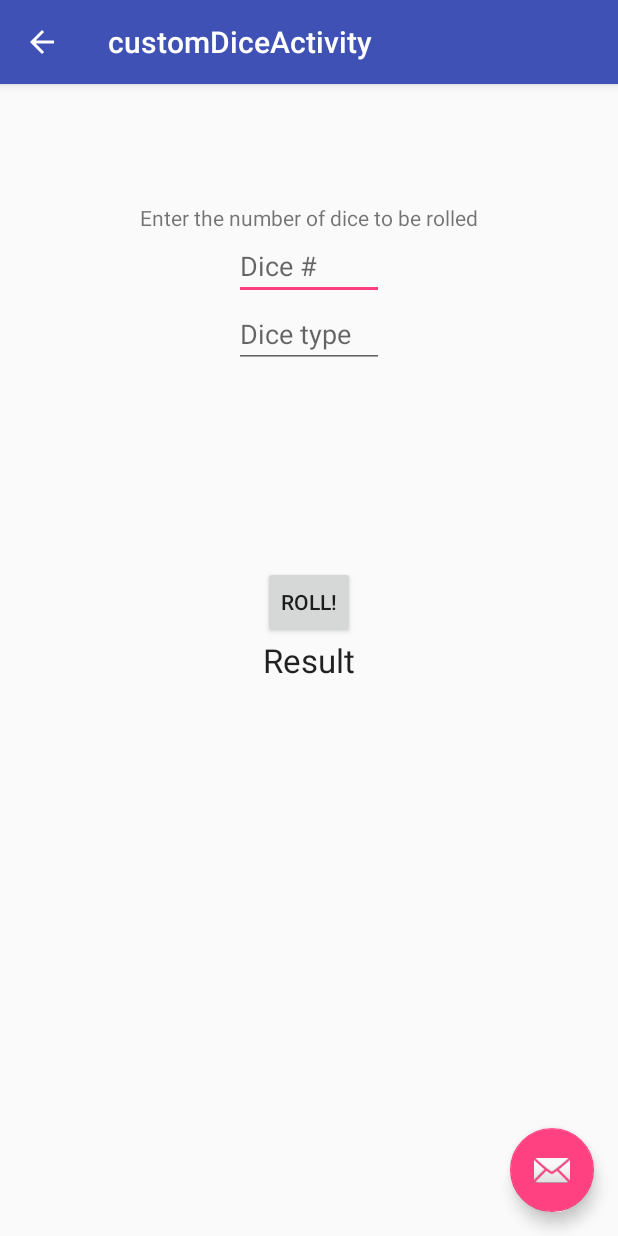
After one commit to CS115CharacterBuilder/builder, an Android app: the customDiceActivity screen opened directly, with no data from a screen before it, on a phone screen of 412 x 824 dp. The commit adds this screen. Run offline under Robolectric (Android 15) with nearby library versions, the phone set to English and light mode, and no system bars.

Commit message:
feature complete DiceRoller
UI is still ugly though

```diff
--- /dev/null
+++ b/DiceRollerMRKII/app/src/main/java/com/jabaden/dicerollermrkii/customDiceActivity.java
@@ -0,0 +1,66 @@
+package com.jabaden.dicerollermrkii;
+
+import android.os.Bundle;
+import android.support.design.widget.FloatingActionButton;
+import android.support.design.widget.Snackbar;
+import android.support.v7.app.AppCompatActivity;
+import android.support.v7.widget.Toolbar;
+import android.util.Log;
+import android.view.View;
+import android.widget.EditText;
+import android.widget.TextView;
+import android.widget.Toast;
+
+import java.util.concurrent.ThreadLocalRandom;
+
+public class customDiceActivity extends AppCompatActivity {
+
+    @Override
+    protected void onCreate(Bundle savedInstanceState) {
+        super.onCreate(savedInstanceState);
+        setContentView(R.layout.activity_custom_dice);
+        Toolbar toolbar = (Toolbar) findViewById(R.id.toolbar);
+        setSupportActionBar(toolbar);
+
+        Toast.makeText(this, "custom dice activity...ayy lmao", Toast.LENGTH_SHORT).show();
+
+        FloatingActionButton fab = (FloatingActionButton) findViewById(R.id.fab);
+        fab.setOnClickListener(new View.OnClickListener() {
+            @Override
+            public void onClick(View view) {
+                Snackbar.make(view, "Replace with your own action", Snackbar.LENGTH_LONG)
+                        .setAction("Action", null).show();
+            }
+        });
+        getSupportActionBar().setDisplayHomeAsUpEnabled(true);
+    }
+    public void rollDice(View view){
+        Log.d("Roll", "in the roll dice function");
+        int numberOfDice = 0;
+        int totalValue = 0;
+        int diceType = 0;
+        String result;
+        EditText dNIText = (EditText) findViewById(R.id.diceNumInput);
+        EditText dTIText = (EditText) findViewById(R.id.diceTypeInput);
+        try{
+
+            numberOfDice = Integer.parseInt(dNIText.getText().toString());
+            diceType = Integer.parseInt(dTIText.getText().toString());
+        }catch(NumberFormatException nfe){
+            Log.d("rollDice", "couldnt parse" + nfe);
+        }
+        Log.d("values", "dicetype is: " + diceType);
+        Log.d("values", "dicetype is: " + numberOfDice);
+        for(int i = 0; i < numberOfDice; i++){
+            Log.d("loop", "i is equal to:" + i);
+            int randomNumber = ThreadLocalRandom.current().nextInt(1, diceType + 1);
+            Log.d("rollDice", "r is " + randomNumber);
+            totalValue += randomNumber;
+
+        }
+        result = Integer.toString(totalValue);
+        TextView tv = (TextView) findViewById(R.id.rollResultBox);
+        tv.setText(result);
+    }
+
+}
--- /dev/null
+++ b/DiceRollerMRKII/app/src/main/res/layout/activity_custom_dice.xml
@@ -0,0 +1,25 @@
+<?xml version="1.0" encoding="utf-8"?>
+<android.support.design.widget.CoordinatorLayout
+    xmlns:android="http://schemas.android.com/apk/res/android"
+    xmlns:app="http://schemas.android.com/apk/res-auto"
+    xmlns:tools="http://schemas.android.com/tools" android:layout_width="match_parent"
+    android:layout_height="match_parent" android:fitsSystemWindows="true"
+    tools:context="com.jabaden.dicerollermrkii.customDiceActivity">
+
+    <android.support.design.widget.AppBarLayout android:layout_height="wrap_content"
+        android:layout_width="match_parent" android:theme="@style/AppTheme.AppBarOverlay">
+
+        <android.support.v7.widget.Toolbar android:id="@+id/toolbar"
+            android:layout_width="match_parent" android:layout_height="?attr/actionBarSize"
+            android:background="?attr/colorPrimary" app:popupTheme="@style/AppTheme.PopupOverlay" />
+
+    </android.support.design.widget.AppBarLayout>
+
+    <include layout="@layout/content_custom_dice" />
+
+    <android.support.design.widget.FloatingActionButton android:id="@+id/fab"
+        android:layout_width="wrap_content" android:layout_height="wrap_content"
+        android:layout_gravity="bottom|end" android:layout_margin="@dimen/fab_margin"
+        android:src="@android:drawable/ic_dialog_email" />
+
+</android.support.design.widget.CoordinatorLayout>
--- /dev/null
+++ b/DiceRollerMRKII/app/src/main/res/layout/content_custom_dice.xml
@@ -0,0 +1,68 @@
+<?xml version="1.0" encoding="utf-8"?>
+<RelativeLayout xmlns:android="http://schemas.android.com/apk/res/android"
+    xmlns:tools="http://schemas.android.com/tools"
+    xmlns:app="http://schemas.android.com/apk/res-auto" android:layout_width="match_parent"
+    android:layout_height="match_parent" android:paddingLeft="@dimen/activity_horizontal_margin"
+    android:paddingRight="@dimen/activity_horizontal_margin"
+    android:paddingTop="@dimen/activity_vertical_margin"
+    android:paddingBottom="@dimen/activity_vertical_margin"
+    app:layout_behavior="@string/appbar_scrolling_view_behavior"
+    tools:showIn="@layout/activity_custom_dice"
+    tools:context="com.jabaden.dicerollermrkii.customDiceActivity">
+
+    <TextView
+        android:layout_width="wrap_content"
+        android:layout_height="wrap_content"
+        android:textAppearance="?android:attr/textAppearanceSmall"
+        android:text="Enter the number of dice to be rolled"
+        android:id="@+id/numOfDice"
+        android:layout_gravity="center_horizontal"
+        android:layout_alignParentTop="true"
+        android:layout_centerHorizontal="true"
+        android:layout_marginTop="63dp" />
+
+
+    <EditText
+        android:layout_width="100dp"
+        android:layout_height="wrap_content"
+        android:inputType="number"
+        android:ems="10"
+        android:id="@+id/diceNumInput"
+        android:layout_gravity="center_horizontal"
+        android:hint="Dice #"
+        android:layout_below="@+id/numOfDice"
+        android:layout_centerHorizontal="true" />
+
+    <Button
+        style="?android:attr/buttonStyleSmall"
+        android:layout_width="wrap_content"
+        android:layout_height="wrap_content"
+        android:text="Roll!"
+        android:id="@+id/button"
+        android:onClick="rollDice"
+        android:layout_gravity="center_horizontal"
+        android:layout_above="@+id/rollResultBox"
+        android:layout_centerHorizontal="true" />
+
+    <TextView
+        android:layout_width="wrap_content"
+        android:layout_height="wrap_content"
+        android:textAppearance="?android:attr/textAppearanceLarge"
+        android:text="@string/rollTotal"
+        android:id="@+id/rollResultBox"
+        android:layout_gravity="center_horizontal"
+        android:layout_centerVertical="true"
+        android:layout_alignStart="@+id/button" />
+
+    <EditText
+        android:layout_width="wrap_content"
+        android:layout_height="wrap_content"
+        android:inputType="number"
+        android:ems="10"
+        android:id="@+id/diceTypeInput"
+        android:hint="Dice type"
+        android:layout_below="@+id/diceNumInput"
+        android:layout_alignEnd="@+id/diceNumInput"
+        android:layout_alignStart="@+id/diceNumInput" />
+
+</RelativeLayout>
--- a/DiceRollerMRKII/app/src/main/res/layout/content_dice_roller_menu.xml
+++ b/DiceRollerMRKII/app/src/main/res/layout/content_dice_roller_menu.xml
@@ -27,5 +27,6 @@
         android:layout_weight="0.04"
         android:spinnerMode="dropdown"
         android:layout_below="@+id/modeSelectPrompt"
-        android:layout_alignParentStart="true" />
+        android:layout_alignParentStart="true"
+        android:layout_marginTop="138dp" />
 </RelativeLayout>
--- a/DiceRollerMRKII/app/src/main/res/values/strings.xml
+++ b/DiceRollerMRKII/app/src/main/res/values/strings.xml
@@ -3,8 +3,13 @@
     <string name="action_settings">Settings</string>
     <string name="rollTotal">Result</string>
     <string-array name="diceModes">
+        <item>Select a Dice Mode</item>
         <item>Custom Dice Roller</item>
         <item>4d6 Drop Lowest</item>
         <item>3d6 Reroll 1s</item>
     </string-array>
+    <string name="title_activity_custom_dice">customDiceActivity</string>
+    <string name="title_activity_drop_lowest_dice">dropLowestDice</string>
+    <string name="title_activity_drop_lowest_dice_mrkii">dropLowestDiceMRKII</string>
+    <string name="title_activity_reroll_ones">rerollOnes</string>
 </resources>
```
Also changed, not shown: DiceRollerMRKII/app/src/main/AndroidManifest.xml (+28 -0 lines), DiceRollerMRKII/app/src/main/java/com/jabaden/dicerollermrkii/DiceRollerMenu.java (+35 -4 lines), DiceRollerMRKII/app/src/main/java/com/jabaden/dicerollermrkii/dropLowestDice.java (added, +55 -0 lines), DiceRollerMRKII/app/src/main/java/com/jabaden/dicerollermrkii/dropLowestDiceMRKII.java (added, +53 -0 lines), DiceRollerMRKII/app/src/main/java/com/jabaden/dicerollermrkii/rerollOnes.java (added, +51 -0 lines), DiceRollerMRKII/app/src/main/res/layout/activity_drop_lowest_dice.xml (added, +25 -0 lines), DiceRollerMRKII/app/src/main/res/layout/activity_drop_lowest_dice_mrkii.xml (added, +25 -0 lines), DiceRollerMRKII/app/src/main/res/layout/activity_reroll_ones.xml (added, +25 -0 lines), DiceRollerMRKII/app/src/main/res/layout/content_drop_lowest_dice.xml (added, +33 -0 lines), DiceRollerMRKII/app/src/main/res/layout/content_drop_lowest_dice_mrkii.xml (added, +33 -0 lines), DiceRollerMRKII/app/src/main/res/layout/content_reroll_ones.xml (added, +33 -0 lines), DiceRollerMRKII/app/src/main/res/layout/four_d_six_drop_lowest.xml (added, +32 -0 lines).
